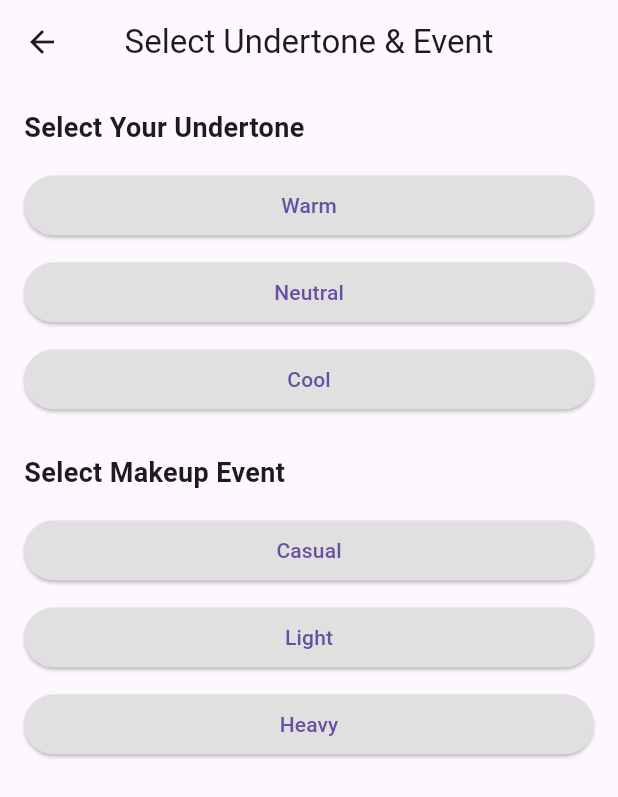
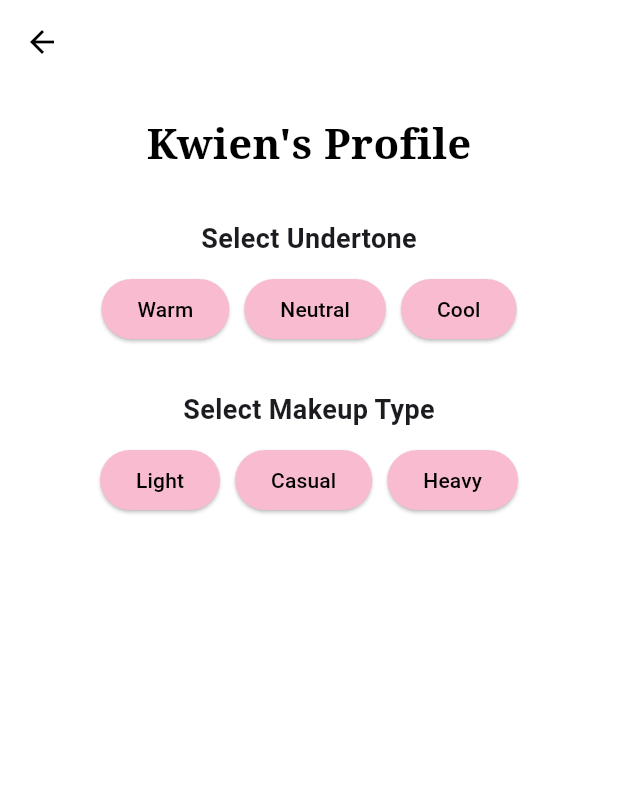
Before and after one commit to kwienyu/GlamourApp, a Flutter app: the UndertoneTutorial screen opened directly, after a tap on "Proceed", on a phone screen of 412 x 824 dp. Shown: the top 797 px of the screen. Run offline on Flutter 3.47's test engine with Material 3 defaults, Android fonts, the phone set to English and light mode, and no system bars; our stand-ins replace camera.

Commit message:
Updated Undertone Page and fixed navigation

```diff
--- a/lib/selection_page.dart
+++ b/lib/selection_page.dart
@@ -1,173 +1,125 @@
 import 'package:flutter/material.dart';
+import 'makeuplook_recommendation.dart';
 
-void main() {
-  runApp(const GlamourApp());
+class SelectionPage extends StatefulWidget {
+  const SelectionPage({super.key});
+
+  @override
+  State<SelectionPage> createState() => _SelectionPageState();
 }
 
-class GlamourApp extends StatelessWidget {
-  const GlamourApp({super.key});
-
-  @override
-  Widget build(BuildContext context) {
-    return MaterialApp(
-      debugShowCheckedModeBanner: false,
-      home: const UndertoneSelectionPage(),
-    );
-  }
-}
-
-class UndertoneSelectionPage extends StatefulWidget {
-  const UndertoneSelectionPage({super.key});
-
-  @override
-  State<UndertoneSelectionPage> createState() => _UndertoneSelectionPageState();
-}
-
-class _UndertoneSelectionPageState extends State<UndertoneSelectionPage> {
-  String? selectedUndertone;
-  String? selectedEvent;
+class _SelectionPageState extends State<SelectionPage> {
+  String? selectedMakeupType;
 
   @override
   Widget build(BuildContext context) {
     return Scaffold(
       appBar: AppBar(
-        title: const Text('Select Undertone & Event'),
-        centerTitle: true,
+        backgroundColor: Colors.white,
+        elevation: 0,
+        leading: IconButton(
+          icon: const Icon(Icons.arrow_back, color: Colors.black),
+          onPressed: () => Navigator.pop(context),
+        ),
       ),
+      backgroundColor: Colors.white,
       body: Padding(
-        padding: const EdgeInsets.all(16.0),
+        padding: const EdgeInsets.all(20.0),
         child: Column(
-          crossAxisAlignment: CrossAxisAlignment.stretch,
+          crossAxisAlignment: CrossAxisAlignment.center,
           children: [
             const Text(
-              'Select Your Undertone',
+              "Kwien's Profile",
+              style: TextStyle(
+                fontSize: 28,
+                fontWeight: FontWeight.bold,
+                fontFamily: 'Serif',
+                color: Colors.black,
+              ),
+            ),
+            const SizedBox(height: 30),
+
+            // Undertone Selection
+            const Text(
+              'Select Undertone',
               style: TextStyle(fontSize: 18, fontWeight: FontWeight.bold),
             ),
             const SizedBox(height: 10),
-            buildButton('Warm', selectedUndertone == 'Warm', () {
-              setState(() {
-                selectedUndertone = 'Warm';
-              });
-            }),
-            buildButton('Neutral', selectedUndertone == 'Neutral', () {
-              setState(() {
-                selectedUndertone = 'Neutral';
-              });
-            }),
-            buildButton('Cool', selectedUndertone == 'Cool', () {
-              setState(() {
-                selectedUndertone = 'Cool';
-              });
-            }),
-            const SizedBox(height: 20),
+            Row(
+              mainAxisAlignment: MainAxisAlignment.center,
+              children: [
+                _buildToggleButton('Warm'),
+                _buildToggleButton('Neutral'),
+                _buildToggleButton('Cool'),
+              ],
+            ),
+            const SizedBox(height: 30),
+
+            // Makeup Type Selection
             const Text(
-              'Select Makeup Event',
+              'Select Makeup Type',
               style: TextStyle(fontSize: 18, fontWeight: FontWeight.bold),
             ),
             const SizedBox(height: 10),
-            buildButton('Casual', selectedEvent == 'Casual', () {
-              setState(() {
-                selectedEvent = 'Casual';
-              });
-              showSnackbar(context, 'Casual Event');
-              navigateToRecommendationPage(context, 'Casual');
-            }),
-            buildButton('Light', selectedEvent == 'Light', () {
-              setState(() {
-                selectedEvent = 'Light';
-              });
-              showSnackbar(context, 'Light Event');
-              navigateToRecommendationPage(context, 'Light');
-            }),
-            buildButton('Heavy', selectedEvent == 'Heavy', () {
-              setState(() {
-                selectedEvent = 'Heavy';
-              });
-              showSnackbar(context, 'Heavy Event');
-              navigateToRecommendationPage(context, 'Heavy');
-            }),
+            Row(
+              mainAxisAlignment: MainAxisAlignment.center,
+              children: [
+                _buildMakeupTypeButton(context, 'Light'),
+                _buildMakeupTypeButton(context, 'Casual'),
+                _buildMakeupTypeButton(context, 'Heavy'),
+              ],
+            ),
           ],
         ),
       ),
     );
   }
 
-  Widget buildButton(String text, bool isSelected, VoidCallback onPressed) {
+  // Pink button for undertone selection
+  Widget _buildToggleButton(String label) {
     return Padding(
-      padding: const EdgeInsets.symmetric(vertical: 5),
+      padding: const EdgeInsets.symmetric(horizontal: 5),
       child: ElevatedButton(
         style: ElevatedButton.styleFrom(
-          backgroundColor: isSelected ? Colors.pinkAccent : Colors.grey[300],
+          backgroundColor: Colors.pink[100],
+          shape: RoundedRectangleBorder(
+            borderRadius: BorderRadius.circular(20),
+          ),
         ),
-        onPressed: onPressed,
-        child: Text(text),
+        onPressed: () {},
+        child: Text(
+          label,
+          style: const TextStyle(color: Colors.black),
+        ),
       ),
     );
   }
 
-  void showSnackbar(BuildContext context, String event) {
-    ScaffoldMessenger.of(context).showSnackBar(
-      SnackBar(
-        content: Text('You selected $event.'),
-        duration: const Duration(seconds: 2),
-      ),
-    );
-  }
-
-  void navigateToRecommendationPage(BuildContext context, String event) {
-    Navigator.push(
-      context,
-      MaterialPageRoute(
-        builder: (context) => MakeupRecommendationPage(
-          undertone: selectedUndertone ?? 'Not Selected',
-          event: event,
+  // Pink button for makeup type with navigation
+  Widget _buildMakeupTypeButton(BuildContext context, String type) {
+    return Padding(
+      padding: const EdgeInsets.symmetric(horizontal: 5),
+      child: ElevatedButton(
+        style: ElevatedButton.styleFrom(
+          backgroundColor: Colors.pink[100],
+          shape: RoundedRectangleBorder(
+            borderRadius: BorderRadius.circular(20),
+          ),
+        ),
+        onPressed: () {
+          Navigator.push(
+            context,
+            MaterialPageRoute(
+              builder: (context) =>
+                  MakeupLookRecommendationPage(makeupType: type),
+            ),
+          );
+        },
+        child: Text(
+          type,
+          style: const TextStyle(color: Colors.black),
         ),
       ),
     );
   }
 }
-
-class MakeupRecommendationPage extends StatelessWidget {
-  final String undertone;
-  final String event;
-
-  const MakeupRecommendationPage({super.key, required this.undertone, required this.event});
-
-  @override
-  Widget build(BuildContext context) {
-    List<String> makeupLooks = [];
-
-    if (event == 'Casual') {
-      makeupLooks = ['No-Makeup Look', 'Everyday Glow', 'Sun-Kissed Glow'];
-    } else if (event == 'Light') {
-      makeupLooks = ['Dewy', 'Rosy Cheeks', 'Soft Glam'];
-    } else if (event == 'Heavy') {
-      makeupLooks = ['Matte Look', 'Cut Crease Look', 'Glam Night Look'];
-    }
-
-    return Scaffold(
-      appBar: AppBar(
-        title: Text('$event Makeup Looks'),
-      ),
-      body: Padding(
-        padding: const EdgeInsets.all(16.0),
-        child: Column(
-          crossAxisAlignment: CrossAxisAlignment.stretch,
-          children: [
-            Text('Undertone: $undertone',
-                style: const TextStyle(fontSize: 16)),
-            const SizedBox(height: 10),
-            for (String look in makeupLooks)
-              Padding(
-                padding: const EdgeInsets.symmetric(vertical: 5),
-                child: ElevatedButton(
-                  onPressed: () {},
-                  child: Text(look),
-                ),
-              ),
-          ],
-        ),
-      ),
-    );
-  }
-}
--- a/lib/undertone_tutorial.dart
+++ b/lib/undertone_tutorial.dart
@@ -20,7 +20,7 @@ class UndertoneTutorial extends StatelessWidget {
                   Navigator.push(
                     context,
                     MaterialPageRoute(
-                      builder: (context) => const UndertoneSelectionPage(),
+                      builder: (context) => const SelectionPage(),
                     ),
                   );
                 },
--- a/pubspec.yaml
+++ b/pubspec.yaml
@@ -35,6 +35,9 @@ dependencies:
   # Use with the CupertinoIcons class for iOS style icons.
   cupertino_icons: ^1.0.8
   carousel_slider: ^5.0.0
+  camera: ^0.11.1
+  path_provider: ^2.1.5
+  http: ^1.3.0
 
 dev_dependencies:
   flutter_test:
```
Also changed, not shown: lib/camera.dart (added, +149 -0 lines), lib/makeuplook_recommendation.dart (+48 -79 lines), lib/profile_selection.dart (+36 -2 lines), pubspec.lock, 1 other file.
